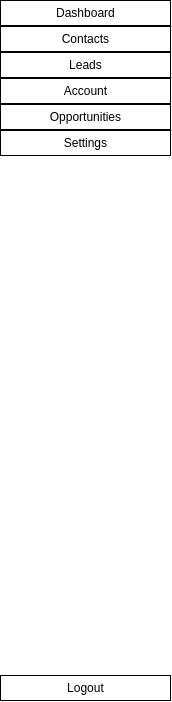
Qt form CRM/views/ui/sidebar.ui (ImGaby123/SalesOptimizer-CRM) before a commit.
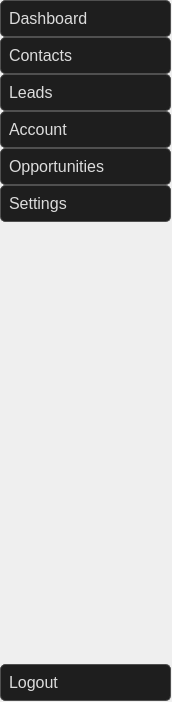
The same form after that commit.

What changed in the file:
```diff
--- a/CRM/views/ui/sidebar.ui
+++ b/CRM/views/ui/sidebar.ui
@@ -14,7 +14,7 @@
    <string>Form</string>
   </property>
   <property name="styleSheet">
-   <string notr="true">background-color: rgb(255, 255, 255);</string>
+   <string notr="true"/>
   </property>
   <widget class="QWidget" name="verticalLayoutWidget">
    <property name="geometry">
@@ -37,19 +37,41 @@
         <verstretch>0</verstretch>
        </sizepolicy>
       </property>
+      <property name="font">
+       <font>
+        <pointsize>12</pointsize>
+       </font>
+      </property>
+      <property name="layoutDirection">
+       <enum>Qt::LayoutDirection::LeftToRight</enum>
+      </property>
       <property name="styleSheet">
        <string notr="true">QPushButton {
-    background-color: rgb(255, 255, 255);
-    border: 1px solid rgb(0, 0, 0);
-    padding: 5px;
-    color: rgb(0, 0, 0);
+    background-color: rgb(30, 30, 30);  /* Dark grey background */
+    border: 1px solid rgb(80, 80, 80);  /* Slightly lighter border */
+    padding: 8px;  /* Slightly larger padding for better spacing */
+    color: rgb(220, 220, 220);  /* Light grey text for contrast */
+    border-radius: 5px;  /* Smooth rounded corners */
+    text-align: left;
 }
 
 QPushButton:hover {
-    background-color: rgb(0, 0, 0);
-    border: 1px solid rgb(255, 255, 255);
-    color: rgb(255, 255, 255);
-}</string>
+    background-color: rgb(50, 50, 50);  /* Slightly lighter on hover */
+    border: 1px solid rgb(255, 255, 255);  /* White border for highlight */
+    color: rgb(255, 255, 255);  /* Pure white text */
+}
+
+QPushButton:pressed {
+    background-color: rgb(20, 20, 20);  /* Darker when pressed */
+    border: 1px solid rgb(180, 180, 180);  /* Less intense white border */
+}
+
+QPushButton:disabled {
+    background-color: rgb(50, 50, 50);  /* Muted grey */
+    color: rgb(130, 130, 130);  /* Dull text for disabled state */
+    border: 1px solid rgb(80, 80, 80);  /* Less contrast */
+}
+</string>
       </property>
       <property name="text">
        <string>Dashboard</string>
@@ -67,19 +89,38 @@
         <verstretch>0</verstretch>
        </sizepolicy>
       </property>
+      <property name="font">
+       <font>
+        <pointsize>12</pointsize>
+       </font>
+      </property>
       <property name="styleSheet">
        <string notr="true">QPushButton {
-    background-color: rgb(255, 255, 255);
-    border: 1px solid rgb(0, 0, 0);
-    padding: 5px;
-    color: rgb(0, 0, 0);
+    background-color: rgb(30, 30, 30);  /* Dark grey background */
+    border: 1px solid rgb(80, 80, 80);  /* Slightly lighter border */
+    padding: 8px;  /* Slightly larger padding for better spacing */
+    color: rgb(220, 220, 220);  /* Light grey text for contrast */
+    border-radius: 5px;  /* Smooth rounded corners */
+    text-align: left;
 }
 
 QPushButton:hover {
-    background-color: rgb(0, 0, 0);
-    border: 1px solid rgb(255, 255, 255);
-    color: rgb(255, 255, 255);
-}</string>
+    background-color: rgb(50, 50, 50);  /* Slightly lighter on hover */
+    border: 1px solid rgb(255, 255, 255);  /* White border for highlight */
+    color: rgb(255, 255, 255);  /* Pure white text */
+}
+
+QPushButton:pressed {
+    background-color: rgb(20, 20, 20);  /* Darker when pressed */
+    border: 1px solid rgb(180, 180, 180);  /* Less intense white border */
+}
+
+QPushButton:disabled {
+    background-color: rgb(50, 50, 50);  /* Muted grey */
+    color: rgb(130, 130, 130);  /* Dull text for disabled state */
+    border: 1px solid rgb(80, 80, 80);  /* Less contrast */
+}
+</string>
       </property>
       <property name="text">
        <string>Contacts</string>
@@ -97,19 +138,38 @@
         <verstretch>0</verstretch>
        </sizepolicy>
       </property>
+      <property name="font">
+       <font>
+        <pointsize>12</pointsize>
+       </font>
+      </property>
       <property name="styleSheet">
        <string notr="true">QPushButton {
-    background-color: rgb(255, 255, 255);
-    border: 1px solid rgb(0, 0, 0);
-    padding: 5px;
-    color: rgb(0, 0, 0);
+    background-color: rgb(30, 30, 30);  /* Dark grey background */
+    border: 1px solid rgb(80, 80, 80);  /* Slightly lighter border */
+    padding: 8px;  /* Slightly larger padding for better spacing */
+    color: rgb(220, 220, 220);  /* Light grey text for contrast */
+    border-radius: 5px;  /* Smooth rounded corners */
+    text-align: left;
 }
 
 QPushButton:hover {
-    background-color: rgb(0, 0, 0);
-    border: 1px solid rgb(255, 255, 255);
-    color: rgb(255, 255, 255);
-}</string>
+    background-color: rgb(50, 50, 50);  /* Slightly lighter on hover */
+    border: 1px solid rgb(255, 255, 255);  /* White border for highlight */
+    color: rgb(255, 255, 255);  /* Pure white text */
+}
+
+QPushButton:pressed {
+    background-color: rgb(20, 20, 20);  /* Darker when pressed */
+    border: 1px solid rgb(180, 180, 180);  /* Less intense white border */
+}
+
+QPushButton:disabled {
+    background-color: rgb(50, 50, 50);  /* Muted grey */
+    color: rgb(130, 130, 130);  /* Dull text for disabled state */
+    border: 1px solid rgb(80, 80, 80);  /* Less contrast */
+}
+</string>
       </property>
       <property name="text">
        <string>Leads</string>
@@ -119,7 +179,7 @@
       </property>
      </widget>
     </item>
-    <item>
+    <item alignment="Qt::AlignmentFlag::AlignVCenter">
      <widget class="QPushButton" name="account_btn">
       <property name="sizePolicy">
        <sizepolicy hsizetype="Expanding" vsizetype="Fixed">
@@ -127,19 +187,38 @@
         <verstretch>0</verstretch>
        </sizepolicy>
       </property>
+      <property name="font">
+       <font>
+        <pointsize>12</pointsize>
+       </font>
+      </property>
       <property name="styleSheet">
        <string notr="true">QPushButton {
-    background-color: rgb(255, 255, 255);
-    border: 1px solid rgb(0, 0, 0);
-    padding: 5px;
-    color: rgb(0, 0, 0);
+    background-color: rgb(30, 30, 30);  /* Dark grey background */
+    border: 1px solid rgb(80, 80, 80);  /* Slightly lighter border */
+    padding: 8px;  /* Slightly larger padding for better spacing */
+    color: rgb(220, 220, 220);  /* Light grey text for contrast */
+    border-radius: 5px;  /* Smooth rounded corners */
+    text-align: left;
 }
 
 QPushButton:hover {
-    background-color: rgb(0, 0, 0);
-    border: 1px solid rgb(255, 255, 255);
-    color: rgb(255, 255, 255);
-}</string>
+    background-color: rgb(50, 50, 50);  /* Slightly lighter on hover */
+    border: 1px solid rgb(255, 255, 255);  /* White border for highlight */
+    color: rgb(255, 255, 255);  /* Pure white text */
+}
+
+QPushButton:pressed {
+    background-color: rgb(20, 20, 20);  /* Darker when pressed */
+    border: 1px solid rgb(180, 180, 180);  /* Less intense white border */
+}
+
+QPushButton:disabled {
+    background-color: rgb(50, 50, 50);  /* Muted grey */
+    color: rgb(130, 130, 130);  /* Dull text for disabled state */
+    border: 1px solid rgb(80, 80, 80);  /* Less contrast */
+}
+</string>
       </property>
       <property name="text">
        <string>Account</string>
@@ -157,19 +236,38 @@
         <verstretch>0</verstretch>
        </sizepolicy>
       </property>
+      <property name="font">
+       <font>
+        <pointsize>12</pointsize>
+       </font>
+      </property>
       <property name="styleSheet">
        <string notr="true">QPushButton {
-    background-color: rgb(255, 255, 255);
-    border: 1px solid rgb(0, 0, 0);
-    padding: 5px;
-    color: rgb(0, 0, 0);
+    background-color: rgb(30, 30, 30);  /* Dark grey background */
+    border: 1px solid rgb(80, 80, 80);  /* Slightly lighter border */
+    padding: 8px;  /* Slightly larger padding for better spacing */
+    color: rgb(220, 220, 220);  /* Light grey text for contrast */
+    border-radius: 5px;  /* Smooth rounded corners */
+    text-align: left;
 }
 
 QPushButton:hover {
-    background-color: rgb(0, 0, 0);
-    border: 1px solid rgb(255, 255, 255);
-    color: rgb(255, 255, 255);
-}</string>
+    background-color: rgb(50, 50, 50);  /* Slightly lighter on hover */
+    border: 1px solid rgb(255, 255, 255);  /* White border for highlight */
+    color: rgb(255, 255, 255);  /* Pure white text */
+}
+
+QPushButton:pressed {
+    background-color: rgb(20, 20, 20);  /* Darker when pressed */
+    border: 1px solid rgb(180, 180, 180);  /* Less intense white border */
+}
+
+QPushButton:disabled {
+    background-color: rgb(50, 50, 50);  /* Muted grey */
+    color: rgb(130, 130, 130);  /* Dull text for disabled state */
+    border: 1px solid rgb(80, 80, 80);  /* Less contrast */
+}
+</string>
       </property>
       <property name="text">
        <string>Opportunities</string>
@@ -187,19 +285,38 @@
         <verstretch>0</verstretch>
        </sizepolicy>
       </property>
+      <property name="font">
+       <font>
+        <pointsize>12</pointsize>
+       </font>
+      </property>
       <property name="styleSheet">
        <string notr="true">QPushButton {
-    background-color: rgb(255, 255, 255);
-    border: 1px solid rgb(0, 0, 0);
-    padding: 5px;
-    color: rgb(0, 0, 0);
+    background-color: rgb(30, 30, 30);  /* Dark grey background */
+    border: 1px solid rgb(80, 80, 80);  /* Slightly lighter border */
+    padding: 8px;  /* Slightly larger padding for better spacing */
+    color: rgb(220, 220, 220);  /* Light grey text for contrast */
+    border-radius: 5px;  /* Smooth rounded corners */
+    text-align: left;
 }
 
 QPushButton:hover {
-    background-color: rgb(0, 0, 0);
-    border: 1px solid rgb(255, 255, 255);
-    color: rgb(255, 255, 255);
-}</string>
+    background-color: rgb(50, 50, 50);  /* Slightly lighter on hover */
+    border: 1px solid rgb(255, 255, 255);  /* White border for highlight */
+    color: rgb(255, 255, 255);  /* Pure white text */
+}
+
+QPushButton:pressed {
+    background-color: rgb(20, 20, 20);  /* Darker when pressed */
+    border: 1px solid rgb(180, 180, 180);  /* Less intense white border */
+}
+
+QPushButton:disabled {
+    background-color: rgb(50, 50, 50);  /* Muted grey */
+    color: rgb(130, 130, 130);  /* Dull text for disabled state */
+    border: 1px solid rgb(80, 80, 80);  /* Less contrast */
+}
+</string>
       </property>
       <property name="text">
        <string>Settings</string>
@@ -245,19 +362,38 @@
         <height>16777215</height>
        </size>
       </property>
+      <property name="font">
+       <font>
+        <pointsize>12</pointsize>
+       </font>
+      </property>
       <property name="styleSheet">
        <string notr="true">QPushButton {
-    background-color: rgb(255, 255, 255);
-    border: 1px solid rgb(0, 0, 0);
-    padding: 5px;
-    color: rgb(0, 0, 0);
+    background-color: rgb(30, 30, 30);  /* Dark grey background */
+    border: 1px solid rgb(80, 80, 80);  /* Slightly lighter border */
+    padding: 8px;  /* Slightly larger padding for better spacing */
+    color: rgb(220, 220, 220);  /* Light grey text for contrast */
+    border-radius: 5px;  /* Smooth rounded corners */
+    text-align: left;
 }
 
 QPushButton:hover {
-    background-color: rgb(0, 0, 0);
-    border: 1px solid rgb(255, 255, 255);
-    color: rgb(255, 255, 255);
-}</string>
+    background-color: rgb(50, 50, 50);  /* Slightly lighter on hover */
+    border: 1px solid rgb(255, 255, 255);  /* White border for highlight */
+    color: rgb(255, 255, 255);  /* Pure white text */
+}
+
+QPushButton:pressed {
+    background-color: rgb(20, 20, 20);  /* Darker when pressed */
+    border: 1px solid rgb(180, 180, 180);  /* Less intense white border */
+}
+
+QPushButton:disabled {
+    background-color: rgb(50, 50, 50);  /* Muted grey */
+    color: rgb(130, 130, 130);  /* Dull text for disabled state */
+    border: 1px solid rgb(80, 80, 80);  /* Less contrast */
+}
+</string>
       </property>
       <property name="text">
        <string>Logout</string>
```
